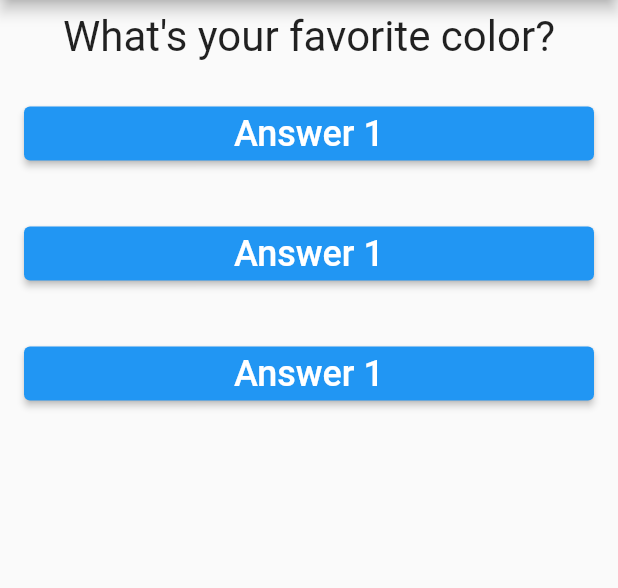
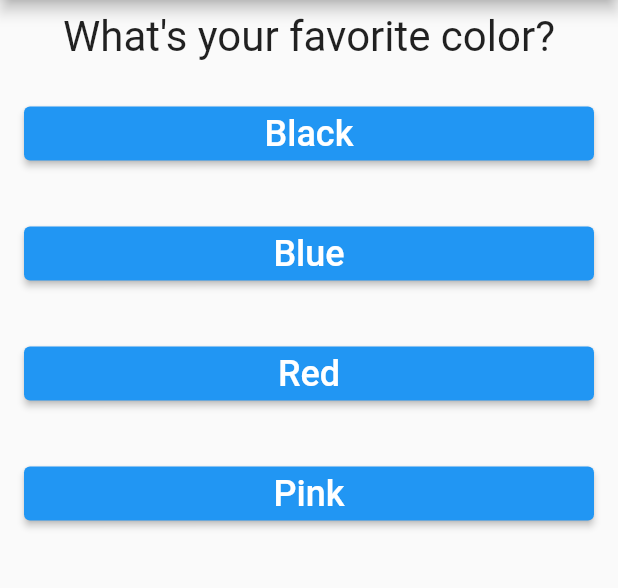
Before and after one commit to aj2460/Flutter-App1, a Flutter app: the screen it shows after launch, on a phone screen of 412 x 824 dp, the part 84-672 px from its top. Run offline on Flutter 3.47's test engine with Material 2 defaults, Android fonts, the phone set to English and light mode, and no system bars.

Commit message:
Create map of question and answer list and pass it to answer widget

```diff
--- a/first_app/lib/answer.dart
+++ b/first_app/lib/answer.dart
@@ -2,7 +2,8 @@ import 'package:flutter/material.dart';
 
 class Answer extends StatelessWidget {
   final VoidCallback btnClickedHandler;
-  Answer(this.btnClickedHandler);
+  final String answerText;
+  Answer(this.btnClickedHandler, this.answerText);
 
   @override
   Widget build(BuildContext context) {
@@ -11,8 +12,8 @@ class Answer extends StatelessWidget {
       margin: EdgeInsets.all(16),
       child: ElevatedButton(
         onPressed: btnClickedHandler,
-        child: const Text(
-          "Answer 1",
+        child: Text(
+          answerText,
           style: TextStyle(fontSize: 24),
         ),
       ),
--- a/first_app/lib/main.dart
+++ b/first_app/lib/main.dart
@@ -30,8 +30,23 @@ class _MyAppState extends State<MyApp> {
   @override
   Widget build(BuildContext context) {
     var questions = [
-      "What's your favorite color?",
-      "What's your favorite animal?"
+      {
+        "questionText": "What's your favorite color?",
+        "answers": ["Black", "Blue", "Red", "Pink"]
+      },
+      {
+        "questionText": "What's your favorite animal?",
+        "answers": ["Lion", "Deer", "Rabbit", "Dog"]
+      },
+      {
+        "questionText": "What's your favorite actor?",
+        "answers": [
+          "Tom Hanks",
+          "Will Smith",
+          "Morgan Freeman",
+          "George Clooney"
+        ]
+      },
     ];
     return MaterialApp(
       home: Scaffold(
@@ -41,11 +56,13 @@ class _MyAppState extends State<MyApp> {
         body: Column(
           children: <Widget>[
             Question(
-              questions[_questionIndex],
+              questions[_questionIndex]["questionText"].toString(),
             ),
-            Answer(_answerClickd),
-            Answer(_answerClickd),
-            Answer(_answerClickd),
+            ...(questions[_questionIndex]["answers"] as List<String>).map(
+              (ans) {
+                return Answer(_answerClickd, ans);
+              },
+            )
           ],
         ),
       ),
```
